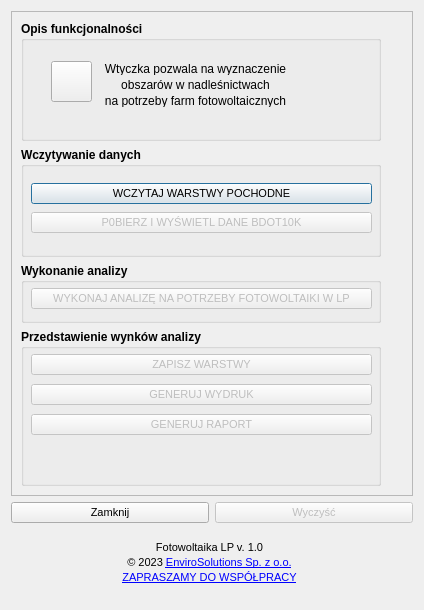
envirosolutionspl/pv_las, file photovoltaics_LP_dialog_base.ui: the form before one commit.
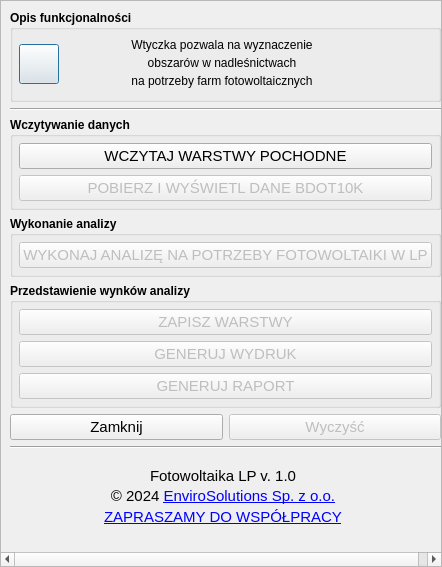
The form after the commit. Icons and pictures are not drawn.

The edit to the form file:
```diff
--- a/photovoltaics_LP_dialog_base.ui
+++ b/photovoltaics_LP_dialog_base.ui
@@ -9,16 +9,10 @@
    <rect>
     <x>0</x>
     <y>0</y>
-    <width>424</width>
-    <height>610</height>
+    <width>442</width>
+    <height>567</height>
    </rect>
   </property>
-  <property name="maximumSize">
-   <size>
-    <width>424</width>
-    <height>610</height>
-   </size>
-  </property>
   <property name="windowTitle">
    <string>Fotowoltaika LP</string>
   </property>
@@ -27,125 +21,35 @@
     <normaloff>images/fotowoltaika.png</normaloff>images/fotowoltaika.png</iconset>
   </property>
   <layout class="QGridLayout" name="gridLayout_3">
+   <property name="leftMargin">
+    <number>0</number>
+   </property>
+   <property name="topMargin">
+    <number>0</number>
+   </property>
+   <property name="rightMargin">
+    <number>0</number>
+   </property>
+   <property name="bottomMargin">
+    <number>0</number>
+   </property>
    <item row="0" column="0">
-    <layout class="QVBoxLayout" name="verticalLayout">
-     <item>
-      <layout class="QHBoxLayout" name="horizontalLayout">
-       <item>
-        <widget class="QScrollArea" name="form_scrollArea">
-         <property name="sizePolicy">
-          <sizepolicy hsizetype="Preferred" vsizetype="Expanding">
-           <horstretch>0</horstretch>
-           <verstretch>0</verstretch>
-          </sizepolicy>
-         </property>
-         <property name="maximumSize">
-          <size>
-           <width>16777215</width>
-           <height>16777</height>
-          </size>
-         </property>
-         <property name="verticalScrollBarPolicy">
-          <enum>Qt::ScrollBarAsNeeded</enum>
-         </property>
-         <property name="sizeAdjustPolicy">
-          <enum>QAbstractScrollArea::AdjustToContents</enum>
-         </property>
+    <widget class="QScrollArea" name="scrollArea">
          <property name="widgetResizable">
           <bool>true</bool>
          </property>
-         <widget class="QWidget" name="scrollAreaWidgetContents_2">
+     <widget class="QWidget" name="scrollAreaWidgetContents">
           <property name="geometry">
            <rect>
             <x>0</x>
             <y>0</y>
-            <width>396</width>
-            <height>436</height>
-           </rect>
-          </property>
-          <layout class="QGridLayout" name="gridLayout_2">
-           <item row="1" column="0" colspan="2">
-            <widget class="QGroupBox" name="selectionLayersGB">
-             <property name="maximumSize">
-              <size>
-               <width>360</width>
-               <height>110</height>
-              </size>
-             </property>
-             <property name="font">
-              <font>
-               <weight>75</weight>
-               <bold>true</bold>
-              </font>
-             </property>
-             <property name="title">
-              <string>Wczytywanie danych</string>
-             </property>
-             <widget class="QWidget" name="verticalLayoutWidget">
-              <property name="geometry">
-               <rect>
-                <x>10</x>
-                <y>20</y>
-                <width>341</width>
-                <height>53</height>
-               </rect>
-              </property>
-              <layout class="QVBoxLayout" name="verticalLayout_2">
+        <width>440</width>
+        <height>565</height>
+       </rect>
+      </property>
+      <layout class="QVBoxLayout" name="verticalLayout_5">
                <item>
-                <widget class="QPushButton" name="pobierzWarstwyPochodneBtn">
-                 <property name="font">
-                  <font>
-                   <pointsize>8</pointsize>
-                   <weight>50</weight>
-                   <bold>false</bold>
-                  </font>
-                 </property>
-                 <property name="text">
-                  <string>WCZYTAJ WARSTWY POCHODNE</string>
-                 </property>
-                </widget>
-               </item>
-              </layout>
-             </widget>
-             <widget class="QWidget" name="horizontalLayoutWidget">
-              <property name="geometry">
-               <rect>
-                <x>10</x>
-                <y>60</y>
-                <width>341</width>
-                <height>31</height>
-               </rect>
-              </property>
-              <layout class="QHBoxLayout" name="horizontalLayout_3">
-               <item>
-                <widget class="QPushButton" name="wczytajBdot10kBtn">
-                 <property name="enabled">
-                  <bool>false</bool>
-                 </property>
-                 <property name="font">
-                  <font>
-                   <pointsize>8</pointsize>
-                   <weight>50</weight>
-                   <bold>false</bold>
-                  </font>
-                 </property>
-                 <property name="text">
-                  <string>P0BIERZ I WYŚWIETL DANE BDOT10K</string>
-                 </property>
-                </widget>
-               </item>
-              </layout>
-             </widget>
-            </widget>
-           </item>
-           <item row="0" column="0" colspan="2">
             <widget class="QGroupBox" name="functionalDescriptionGB">
-             <property name="maximumSize">
-              <size>
-               <width>360</width>
-               <height>120</height>
-              </size>
-             </property>
              <property name="font">
               <font>
                <weight>75</weight>
@@ -155,112 +59,29 @@
              <property name="title">
               <string>Opis funkcjonalności </string>
              </property>
-             <widget class="QWidget" name="layoutWidget">
-              <property name="geometry">
-               <rect>
-                <x>70</x>
-                <y>40</y>
-                <width>211</width>
-                <height>51</height>
-               </rect>
-              </property>
-              <layout class="QHBoxLayout" name="horizontalLayout_4">
+         <layout class="QHBoxLayout" name="horizontalLayout">
                <property name="spacing">
-                <number>4</number>
+           <number>0</number>
                </property>
                <property name="leftMargin">
-                <number>2</number>
+           <number>6</number>
                </property>
                <property name="topMargin">
-                <number>2</number>
+           <number>6</number>
                </property>
                <property name="rightMargin">
-                <number>4</number>
+           <number>6</number>
                </property>
                <property name="bottomMargin">
-                <number>5</number>
+           <number>6</number>
                </property>
                <item>
-                <layout class="QGridLayout" name="gridLayout_4">
-                 <item row="2" column="0">
-                  <widget class="QLabel" name="label_59">
-                   <property name="font">
-                    <font>
-                     <weight>50</weight>
-                     <bold>false</bold>
-                    </font>
-                   </property>
-                   <property name="text">
-                    <string>na potrzeby farm fotowoltaicznych</string>
-                   </property>
-                   <property name="alignment">
-                    <set>Qt::AlignCenter</set>
-                   </property>
-                  </widget>
-                 </item>
-                 <item row="1" column="0">
-                  <widget class="QLabel" name="label_58">
-                   <property name="font">
-                    <font>
-                     <weight>50</weight>
-                     <bold>false</bold>
-                    </font>
-                   </property>
-                   <property name="text">
-                    <string>obszarów w nadleśnictwach</string>
-                   </property>
-                   <property name="alignment">
-                    <set>Qt::AlignCenter</set>
-                   </property>
-                  </widget>
-                 </item>
-                 <item row="0" column="0">
-                  <widget class="QLabel" name="label_57">
-                   <property name="font">
-                    <font>
-                     <weight>50</weight>
-                     <bold>false</bold>
-                    </font>
-                   </property>
-                   <property name="text">
-                    <string>Wtyczka pozwala na wyznaczenie</string>
-                   </property>
-                   <property name="alignment">
-                    <set>Qt::AlignCenter</set>
-                   </property>
-                  </widget>
-                 </item>
-                </layout>
-               </item>
-              </layout>
-             </widget>
-             <widget class="QLabel" name="label_5">
-              <property name="geometry">
-               <rect>
-                <x>290</x>
-                <y>30</y>
-                <width>50</width>
-                <height>50</height>
-               </rect>
-              </property>
-              <property name="text">
-               <string/>
-              </property>
-              <property name="pixmap">
-               <pixmap>images/fotowoltaika.png</pixmap>
-              </property>
-              <property name="scaledContents">
-               <bool>true</bool>
-              </property>
-             </widget>
              <widget class="QPushButton" name="helpBtn">
-              <property name="geometry">
-               <rect>
-                <x>30</x>
-                <y>40</y>
-                <width>41</width>
-                <height>41</height>
-               </rect>
+            <property name="maximumSize">
+             <size>
+              <width>40</width>
+              <height>40</height>
+             </size>
               </property>
               <property name="autoFillBackground">
                <bool>true</bool>
@@ -276,19 +97,232 @@
                </size>
               </property>
              </widget>
-            </widget>
-           </item>
-           <item row="4" column="0" colspan="2">
+          </item>
+          <item>
+           <layout class="QHBoxLayout" name="horizontalLayout_5">
+            <property name="spacing">
+             <number>4</number>
+            </property>
+            <property name="leftMargin">
+             <number>2</number>
+            </property>
+            <property name="topMargin">
+             <number>2</number>
+            </property>
+            <property name="rightMargin">
+             <number>4</number>
+            </property>
+            <property name="bottomMargin">
+             <number>5</number>
+            </property>
+            <item>
+             <layout class="QGridLayout" name="gridLayout_9">
+              <item row="2" column="0">
+               <widget class="QLabel" name="label_61">
+                <property name="font">
+                 <font>
+                  <weight>50</weight>
+                  <bold>false</bold>
+                 </font>
+                </property>
+                <property name="text">
+                 <string>na potrzeby farm fotowoltaicznych</string>
+                </property>
+                <property name="alignment">
+                 <set>Qt::AlignCenter</set>
+                </property>
+               </widget>
+              </item>
+              <item row="1" column="0">
+               <widget class="QLabel" name="label_62">
+                <property name="font">
+                 <font>
+                  <weight>50</weight>
+                  <bold>false</bold>
+                 </font>
+                </property>
+                <property name="text">
+                 <string>obszarów w nadleśnictwach</string>
+                </property>
+                <property name="alignment">
+                 <set>Qt::AlignCenter</set>
+                </property>
+               </widget>
+              </item>
+              <item row="0" column="0">
+               <widget class="QLabel" name="label_63">
+                <property name="font">
+                 <font>
+                  <weight>50</weight>
+                  <bold>false</bold>
+                 </font>
+                </property>
+                <property name="text">
+                 <string>Wtyczka pozwala na wyznaczenie</string>
+                </property>
+                <property name="alignment">
+                 <set>Qt::AlignCenter</set>
+                </property>
+               </widget>
+              </item>
+             </layout>
+            </item>
+           </layout>
+          </item>
+          <item>
+           <widget class="QLabel" name="label_6">
+            <property name="maximumSize">
+             <size>
+              <width>45</width>
+              <height>45</height>
+             </size>
+            </property>
+            <property name="text">
+             <string/>
+            </property>
+            <property name="pixmap">
+             <pixmap>icons/logoLP.png</pixmap>
+            </property>
+            <property name="scaledContents">
+             <bool>true</bool>
+            </property>
+            <property name="margin">
+             <number>2</number>
+            </property>
+           </widget>
+          </item>
+         </layout>
+        </widget>
+       </item>
+       <item>
+        <widget class="Line" name="line_2">
+         <property name="orientation">
+          <enum>Qt::Horizontal</enum>
+         </property>
+        </widget>
+       </item>
+       <item>
+        <widget class="QGroupBox" name="selectionLayersGB">
+         <property name="sizePolicy">
+          <sizepolicy hsizetype="Preferred" vsizetype="Maximum">
+           <horstretch>0</horstretch>
+           <verstretch>0</verstretch>
+          </sizepolicy>
+         </property>
+         <property name="font">
+          <font>
+           <weight>75</weight>
+           <bold>true</bold>
+          </font>
+         </property>
+         <property name="title">
+          <string>Wczytywanie danych</string>
+         </property>
+         <layout class="QVBoxLayout" name="verticalLayout">
+          <property name="leftMargin">
+           <number>6</number>
+          </property>
+          <property name="topMargin">
+           <number>6</number>
+          </property>
+          <property name="rightMargin">
+           <number>6</number>
+          </property>
+          <property name="bottomMargin">
+           <number>6</number>
+          </property>
+          <item>
+           <widget class="QPushButton" name="pobierzWarstwyPochodneBtn">
+            <property name="font">
+             <font>
+              <pointsize>11</pointsize>
+              <weight>50</weight>
+              <bold>false</bold>
+             </font>
+            </property>
+            <property name="text">
+             <string>WCZYTAJ WARSTWY POCHODNE</string>
+            </property>
+           </widget>
+          </item>
+          <item>
+           <widget class="QPushButton" name="wczytajBdot10kBtn">
+            <property name="enabled">
+             <bool>false</bool>
+            </property>
+            <property name="font">
+             <font>
+              <pointsize>11</pointsize>
+              <weight>50</weight>
+              <bold>false</bold>
+             </font>
+            </property>
+            <property name="text">
+             <string>POBIERZ I WYŚWIETL DANE BDOT10K</string>
+            </property>
+           </widget>
+          </item>
+         </layout>
+        </widget>
+       </item>
+       <item>
+        <widget class="QGroupBox" name="assigningFieldsGB">
+         <property name="enabled">
+          <bool>true</bool>
+         </property>
+         <property name="sizePolicy">
+          <sizepolicy hsizetype="Preferred" vsizetype="Maximum">
+           <horstretch>0</horstretch>
+           <verstretch>0</verstretch>
+          </sizepolicy>
+         </property>
+         <property name="font">
+          <font>
+           <weight>75</weight>
+           <bold>true</bold>
+          </font>
+         </property>
+         <property name="title">
+          <string>Wykonanie analizy</string>
+         </property>
+         <layout class="QVBoxLayout" name="verticalLayout_3">
+          <property name="leftMargin">
+           <number>6</number>
+          </property>
+          <property name="topMargin">
+           <number>6</number>
+          </property>
+          <property name="rightMargin">
+           <number>6</number>
+          </property>
+          <property name="bottomMargin">
+           <number>6</number>
+          </property>
+          <item>
+           <widget class="QPushButton" name="analizaBtn">
+            <property name="enabled">
+             <bool>false</bool>
+            </property>
+            <property name="font">
+             <font>
+              <pointsize>11</pointsize>
+              <weight>50</weight>
+              <bold>false</bold>
+             </font>
+            </property>
+            <property name="text">
+             <string>WYKONAJ ANALIZĘ NA POTRZEBY FOTOWOLTAIKI W LP</string>
+            </property>
+           </widget>
+          </item>
+         </layout>
+        </widget>
+       </item>
+       <item>
             <widget class="QGroupBox" name="assigningFieldsGB_2">
              <property name="enabled">
               <bool>true</bool>
              </property>
-             <property name="maximumSize">
-              <size>
-               <width>360</width>
-               <height>175</height>
-              </size>
-             </property>
              <property name="font">
               <font>
                <weight>75</weight>
@@ -301,45 +335,19 @@
              <property name="flat">
               <bool>false</bool>
              </property>
-             <widget class="QWidget" name="horizontalLayoutWidget_6">
-              <property name="geometry">
-               <rect>
-                <x>10</x>
-                <y>50</y>
-                <width>341</width>
-                <height>31</height>
-               </rect>
-              </property>
-              <layout class="QHBoxLayout" name="horizontalLayout_21">
-               <item>
-                <widget class="QPushButton" name="wydrukBtn">
-                 <property name="enabled">
-                  <bool>false</bool>
-                 </property>
-                 <property name="font">
-                  <font>
-                   <pointsize>8</pointsize>
-                   <weight>50</weight>
-                   <bold>false</bold>
-                  </font>
-                 </property>
-                 <property name="text">
-                  <string>GENERUJ WYDRUK</string>
-                 </property>
-                </widget>
-               </item>
-              </layout>
-             </widget>
-             <widget class="QWidget" name="horizontalLayoutWidget_8">
-              <property name="geometry">
-               <rect>
-                <x>10</x>
-                <y>20</y>
-                <width>341</width>
-                <height>31</height>
-               </rect>
-              </property>
-              <layout class="QHBoxLayout" name="horizontalLayout_22">
+         <layout class="QVBoxLayout" name="verticalLayout_4">
+          <property name="leftMargin">
+           <number>6</number>
+          </property>
+          <property name="topMargin">
+           <number>6</number>
+          </property>
+          <property name="rightMargin">
+           <number>6</number>
+          </property>
+          <property name="bottomMargin">
+           <number>6</number>
+          </property>
                <item>
                 <widget class="QPushButton" name="zapisBtn">
                  <property name="enabled">
@@ -347,7 +355,7 @@
                  </property>
                  <property name="font">
                   <font>
-                   <pointsize>8</pointsize>
+              <pointsize>11</pointsize>
                    <weight>50</weight>
                    <bold>false</bold>
                   </font>
@@ -357,18 +365,23 @@
                  </property>
                 </widget>
                </item>
-              </layout>
-             </widget>
-             <widget class="QWidget" name="horizontalLayoutWidget_7">
-              <property name="geometry">
-               <rect>
-                <x>10</x>
-                <y>80</y>
-                <width>341</width>
-                <height>31</height>
-               </rect>
-              </property>
-              <layout class="QHBoxLayout" name="horizontalLayout_23">
+          <item>
+           <widget class="QPushButton" name="wydrukBtn">
+            <property name="enabled">
+             <bool>false</bool>
+            </property>
+            <property name="font">
+             <font>
+              <pointsize>11</pointsize>
+              <weight>50</weight>
+              <bold>false</bold>
+             </font>
+            </property>
+            <property name="text">
+             <string>GENERUJ WYDRUK</string>
+            </property>
+           </widget>
+          </item>
                <item>
                 <widget class="QPushButton" name="raportBtn">
                  <property name="enabled">
@@ -376,7 +389,7 @@
                  </property>
                  <property name="font">
                   <font>
-                   <pointsize>8</pointsize>
+              <pointsize>11</pointsize>
                    <weight>50</weight>
                    <bold>false</bold>
                   </font>
@@ -388,72 +401,12 @@
                </item>
               </layout>
              </widget>
-            </widget>
-           </item>
-           <item row="3" column="0" colspan="2">
-            <widget class="QGroupBox" name="assigningFieldsGB">
-             <property name="enabled">
-              <bool>true</bool>
-             </property>
-             <property name="maximumSize">
-              <size>
-               <width>360</width>
-               <height>60</height>
-              </size>
-             </property>
-             <property name="font">
-              <font>
-               <weight>75</weight>
-               <bold>true</bold>
-              </font>
-             </property>
-             <property name="title">
-              <string>Wykonanie analizy</string>
-             </property>
-             <widget class="QWidget" name="horizontalLayoutWidget_5">
-              <property name="geometry">
-               <rect>
-                <x>10</x>
-                <y>20</y>
-                <width>341</width>
-                <height>31</height>
-               </rect>
-              </property>
-              <layout class="QHBoxLayout" name="horizontalLayout_6">
+       </item>
                <item>
-                <widget class="QPushButton" name="analizaBtn">
-                 <property name="enabled">
-                  <bool>false</bool>
-                 </property>
-                 <property name="font">
-                  <font>
-                   <pointsize>8</pointsize>
-                   <weight>50</weight>
-                   <bold>false</bold>
-                  </font>
-                 </property>
-                 <property name="text">
-                  <string>WYKONAJ ANALIZĘ NA POTRZEBY FOTOWOLTAIKI W LP</string>
-                 </property>
-                </widget>
-               </item>
-              </layout>
-             </widget>
-            </widget>
-           </item>
-          </layout>
-         </widget>
-        </widget>
-       </item>
-      </layout>
-     </item>
-    </layout>
-   </item>
-   <item row="2" column="0">
-    <layout class="QFormLayout" name="formLayout"/>
-   </item>
-   <item row="1" column="0">
     <layout class="QHBoxLayout" name="horizontalLayout_7">
+         <property name="sizeConstraint">
+          <enum>QLayout::SetDefaultConstraint</enum>
+         </property>
      <item>
       <widget class="QPushButton" name="zamknijBtn">
        <property name="enabled">
@@ -461,7 +414,7 @@
        </property>
        <property name="font">
         <font>
-         <pointsize>8</pointsize>
+             <pointsize>11</pointsize>
         </font>
        </property>
        <property name="text">
@@ -476,7 +429,7 @@
        </property>
        <property name="font">
         <font>
-         <pointsize>8</pointsize>
+             <pointsize>11</pointsize>
         </font>
        </property>
        <property name="text">
@@ -486,7 +439,14 @@
      </item>
     </layout>
    </item>
-   <item row="3" column="0">
+       <item>
+        <widget class="Line" name="line">
+         <property name="orientation">
+          <enum>Qt::Horizontal</enum>
+         </property>
+        </widget>
+       </item>
+       <item>
     <layout class="QHBoxLayout" name="horizontalLayout_8">
      <property name="spacing">
       <number>3</number>
@@ -509,9 +469,9 @@
      <item>
       <layout class="QGridLayout" name="gridLayout_7" columnstretch="0">
        <property name="leftMargin">
-        <number>20</number>
-       </property>
-       <item row="0" column="0">
+            <number>6</number>
+           </property>
+           <item row="0" column="0" alignment="Qt::AlignHCenter|Qt::AlignVCenter">
         <widget class="QLabel" name="label_60">
          <property name="maximumSize">
           <size>
@@ -528,6 +488,9 @@
          <property name="scaledContents">
           <bool>true</bool>
          </property>
+             <property name="margin">
+              <number>4</number>
+             </property>
         </widget>
        </item>
       </layout>
@@ -551,7 +514,7 @@
             <widget class="QLabel" name="lbl_pluginVersion_2">
              <property name="font">
               <font>
-               <pointsize>8</pointsize>
+                   <pointsize>11</pointsize>
               </font>
              </property>
              <property name="text">
@@ -566,11 +529,11 @@
             <widget class="QLabel" name="lbl_copyrights_2">
              <property name="font">
               <font>
-               <pointsize>8</pointsize>
+                   <pointsize>11</pointsize>
               </font>
              </property>
              <property name="text">
-              <string>&lt;html&gt;&lt;head/&gt;&lt;body&gt;&lt;p&gt;© 2023 &lt;a href=&quot;http://www.envirosolutions.pl/&quot;&gt;&lt;span style=&quot; text-decoration: underline; color:#0000ff;&quot;&gt;EnviroSolutions Sp. z o.o.&lt;/span&gt;&lt;/a&gt;&lt;/p&gt;&lt;/body&gt;&lt;/html&gt;</string>
+                  <string>&lt;html&gt;&lt;head/&gt;&lt;body&gt;&lt;p&gt;© 2024 &lt;a href=&quot;http://www.envirosolutions.pl/&quot;&gt;&lt;span style=&quot; text-decoration: underline; color:#0000ff;&quot;&gt;EnviroSolutions Sp. z o.o.&lt;/span&gt;&lt;/a&gt;&lt;/p&gt;&lt;/body&gt;&lt;/html&gt;</string>
              </property>
              <property name="textFormat">
               <enum>Qt::RichText</enum>
@@ -592,11 +555,11 @@
           <widget class="QLabel" name="lbl_email_2">
            <property name="font">
             <font>
-             <pointsize>8</pointsize>
+                 <pointsize>11</pointsize>
             </font>
            </property>
            <property name="text">
-            <string>&lt;html&gt;&lt;head/&gt;&lt;body&gt;&lt;p&gt;&lt;a href=&quot;https://www.envirosolutions.pl/Narzedzia-Automatyzacji-QGIS.pdf&quot;&gt;&lt;span style=&quot; text-decoration: underline; color:#0000ff;&quot;&gt;ZAPRASZAMY DO WSPÓŁPRACY&lt;/span&gt;&lt;/a&gt;&lt;/p&gt;&lt;/body&gt;&lt;/html&gt;</string>
+                <string>&lt;html&gt;&lt;head/&gt;&lt;body&gt;&lt;p&gt;&lt;a href=&quot;mailto:office@envirosolutions.pl&quot;&gt;&lt;span style=&quot; text-decoration: underline; color:#0000ff;&quot;&gt;ZAPRASZAMY DO WSPÓŁPRACY&lt;/span&gt;&lt;/a&gt;&lt;/p&gt;&lt;/body&gt;&lt;/html&gt;</string>
            </property>
            <property name="textFormat">
             <enum>Qt::RichText</enum>
@@ -619,9 +582,9 @@
      <item>
       <layout class="QGridLayout" name="gridLayout">
        <property name="rightMargin">
-        <number>10</number>
-       </property>
-       <item row="0" column="0">
+            <number>6</number>
+           </property>
+           <item row="0" column="0" alignment="Qt::AlignHCenter|Qt::AlignVCenter">
         <widget class="QLabel" name="label_7">
          <property name="sizePolicy">
           <sizepolicy hsizetype="Maximum" vsizetype="Minimum">
@@ -631,13 +594,13 @@
          </property>
          <property name="maximumSize">
           <size>
-           <width>70</width>
-           <height>80</height>
+               <width>60</width>
+               <height>60</height>
           </size>
          </property>
          <property name="font">
           <font>
-           <pointsize>19</pointsize>
+               <pointsize>11</pointsize>
           </font>
          </property>
          <property name="mouseTracking">
@@ -653,13 +616,17 @@
           <bool>true</bool>
          </property>
          <property name="margin">
-          <number>10</number>
+              <number>0</number>
          </property>
         </widget>
        </item>
       </layout>
      </item>
     </layout>
+       </item>
+      </layout>
+     </widget>
+    </widget>
    </item>
   </layout>
  </widget>
```
Left out of the diff: 31 changed lines with no effect on the pictures. Lines whose indentation alone changed are shown as unchanged.
